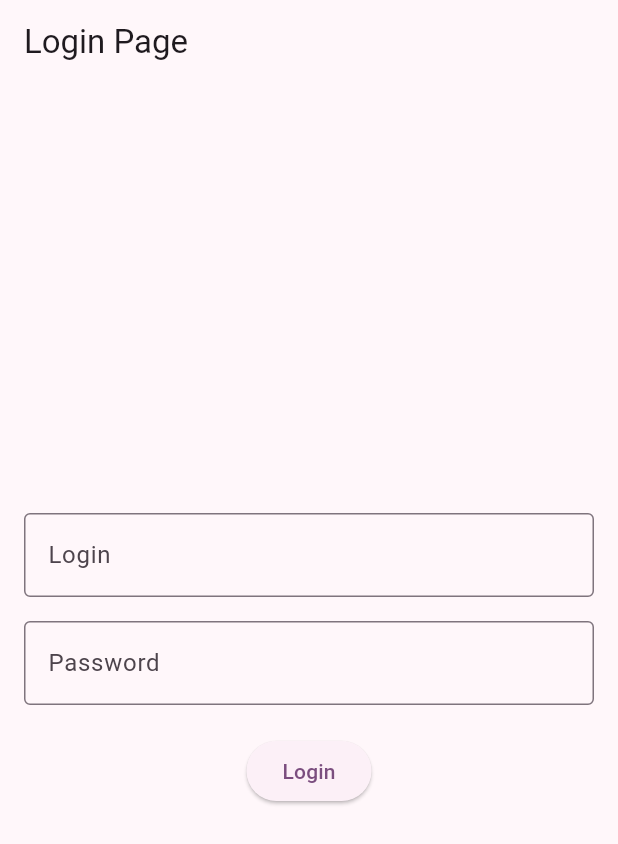
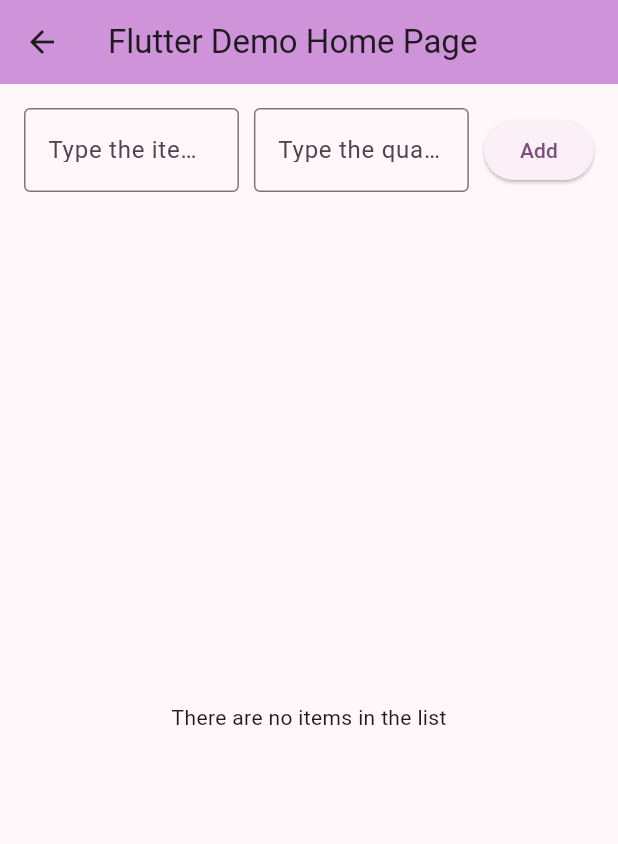
Before and after one commit to MarioValenciaR/Mobile-Programming-Labs, a Flutter app: the screen it shows after launch, on a phone screen of 412 x 824 dp. Shown: the top 844 px of the screen. Run offline on Flutter 3.47's test engine with Material 3 defaults, Android fonts, the phone set to English and light mode, and no system bars; missing offline and left inert: encrypted_shared_preferences; accounts and stored records are empty.

Commit message:
Week 6 created ShoppingListPage, and main opens shoppingListPage automatically

```diff
--- /dev/null
+++ b/lib/ShoppingListPage.dart
@@ -0,0 +1,135 @@
+import 'package:flutter/material.dart';
+
+class ShoppingListPage extends StatefulWidget {
+  const ShoppingListPage({super.key});
+
+  @override
+  State<ShoppingListPage> createState() => _ShoppingListPageState();
+}
+
+class _ShoppingListPageState extends State<ShoppingListPage> {
+  final TextEditingController _itemController = TextEditingController();
+  final TextEditingController _quantityController = TextEditingController();
+  final List<Map<String, String>> _shoppingList = [];
+
+  // ✅ Function to add an item to the list
+  void _addItem() {
+    String item = _itemController.text.trim();
+    String quantity = _quantityController.text.trim();
+
+    if (item.isNotEmpty && quantity.isNotEmpty) {
+      setState(() {
+        _shoppingList.add({"item": item, "quantity": quantity});
+        _itemController.clear(); // Clear text fields after adding
+        _quantityController.clear();
+      });
+    }
+  }
+
+  // ✅ Function to remove an item from the list
+  void _removeItem(int index) {
+    setState(() {
+      _shoppingList.removeAt(index);
+    });
+  }
+
+  // Function to show a confirmation dialog before deleting an item
+  void _showDeleteDialog(int index) {
+    showDialog(
+      context: context,
+      builder: (BuildContext context) {
+        return AlertDialog(
+          title: const Text("Remove Item?"),
+          content: const Text("Are you sure you want to remove this item from the list?"),
+          actions: [
+            TextButton(
+              onPressed: () {
+                Navigator.pop(context); // Close dialog without removing
+              },
+              child: const Text("No"),
+            ),
+            TextButton(
+              onPressed: () {
+                _removeItem(index); // Remove item if "Yes" is selected
+                Navigator.pop(context);
+              },
+              child: const Text("Yes"),
+            ),
+          ],
+        );
+      },
+    );
+  }
+
+  // Function to generate the ListView
+  Widget _buildListView() {
+    if (_shoppingList.isEmpty) {
+      return const Center(child: Text("There are no items in the list"));
+    }
+
+    return ListView.builder(
+      itemCount: _shoppingList.length,
+      itemBuilder: (context, index) {
+        final item = _shoppingList[index]["item"];
+        final quantity = _shoppingList[index]["quantity"];
+
+        return ListTile(
+          title: Text("${index + 1}: $item"),
+          subtitle: Text("Quantity: $quantity"),
+          onLongPress: () => _showDeleteDialog(index), // Show AlertDialog on long-press
+        );
+      },
+    );
+  }
+
+  @override
+  Widget build(BuildContext context) {
+    return Scaffold(
+      appBar: AppBar(
+        title: const Text("Flutter Demo Home Page"),
+        backgroundColor: Colors.purple.shade200,
+      ),
+      body: Padding(
+        padding: const EdgeInsets.all(16.0),
+        child: Column(
+          children: [
+            // Text fields to enter item and quantity
+            Row(
+              children: [
+                Expanded(
+                  child: TextField(
+                    controller: _itemController,
+                    decoration: const InputDecoration(
+                      labelText: "Type the item here",
+                      border: OutlineInputBorder(),
+                    ),
+                  ),
+                ),
+                const SizedBox(width: 10),
+                Expanded(
+                  child: TextField(
+                    controller: _quantityController,
+                    decoration: const InputDecoration(
+                      labelText: "Type the quantity here",
+                      border: OutlineInputBorder(),
+                    ),
+                    keyboardType: TextInputType.number,
+                  ),
+                ),
+                const SizedBox(width: 10),
+                // "Add" Button
+                ElevatedButton(
+                  onPressed: _addItem,
+                  child: const Text("Add"),
+                ),
+              ],
+            ),
+            const SizedBox(height: 20),
+            // Display list of items
+            Expanded(child: _buildListView()),
+          ],
+        ),
+      ),
+    );
+  }
+}
--- a/lib/main.dart
+++ b/lib/main.dart
@@ -1,6 +1,7 @@
 import 'package:flutter/material.dart';
 import 'LoginPage.dart';
 import 'ProfilePage.dart';
+import 'ShoppingListPage.dart'; // Import ShoppingListPage
 
 void main() {
   runApp(const MyApp());
@@ -17,10 +18,11 @@ class MyApp extends StatelessWidget {
         colorScheme: ColorScheme.fromSeed(seedColor: Colors.purple),
         useMaterial3: true,
       ),
-      initialRoute: '/',
+      initialRoute: '/shopping_list', // Start with ShoppingListPage
       routes: {
         '/': (context) => const LoginPage(),
         '/profile': (context) => const ProfilePage(),
+        '/shopping_list': (context) => const ShoppingListPage(), // Added new route
       },
     );
   }
```
Also changed, not shown: pubspec.lock.
